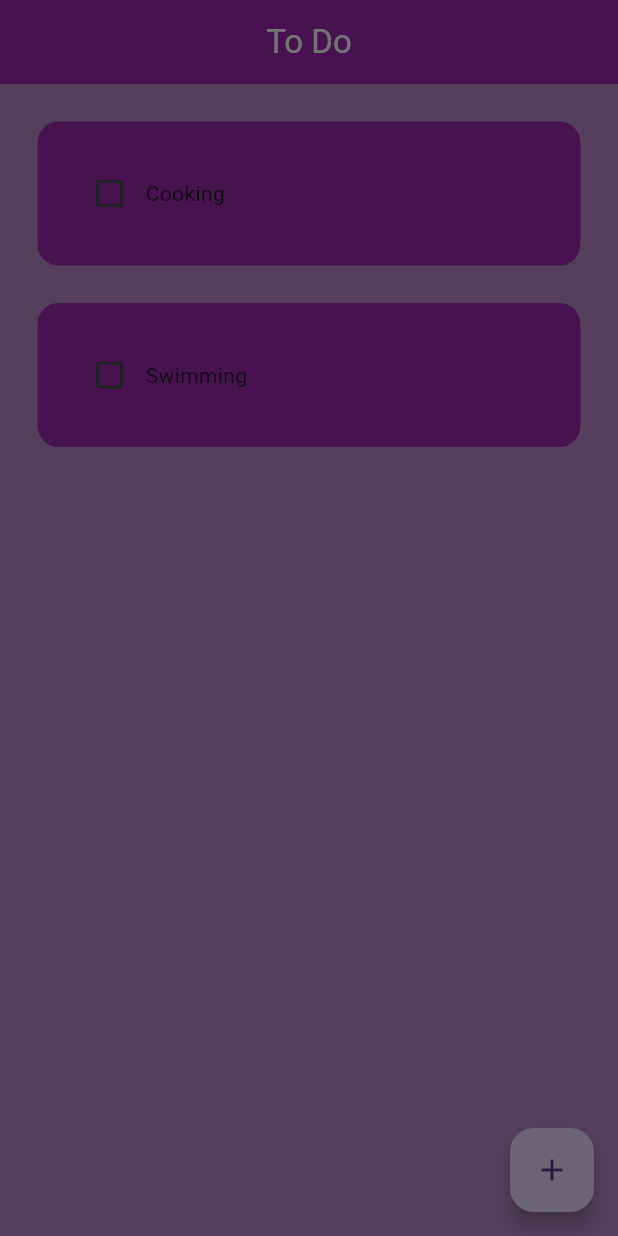
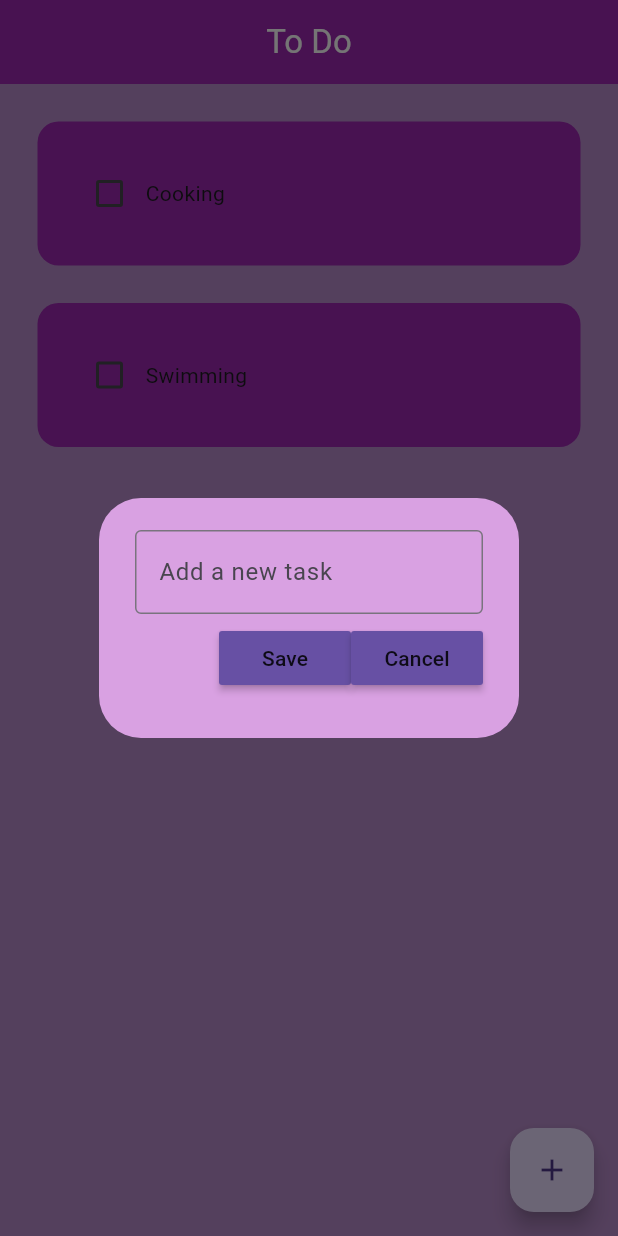
Before and after one commit to oishylea/Flutter-To-Do-List-App, a Flutter app: the screen it shows after launch, after a tap on the "add" icon, on a phone screen of 412 x 824 dp. Run offline on Flutter 3.47's test engine with Material 3 defaults, Android fonts, the phone set to English and light mode, and no system bars; our stand-ins replace device_preview.

Commit message:
add new task

```diff
--- a/ToDoApp/to_do_app/lib/pages/home_page.dart
+++ b/ToDoApp/to_do_app/lib/pages/home_page.dart
@@ -1,4 +1,5 @@
 import 'package:flutter/material.dart';
+import 'package:to_do_app/util/dialog_box.dart';
 import '../util/todo_tile.dart';
 
 class HomePage extends StatefulWidget {
@@ -25,8 +26,10 @@ class _HomePageState extends State<HomePage> {
   }
 
   void createNewTask(){
-    showDialog(context: context, builder: (context){
-      return AlertDialog();
+    showDialog(
+      context: context,
+      builder: (context){
+      return DialogBox();
     });
   }
 
--- a/ToDoApp/to_do_app/lib/util/dialog_box.dart
+++ b/ToDoApp/to_do_app/lib/util/dialog_box.dart
@@ -0,0 +1,38 @@
+import 'package:flutter/material.dart';
+import 'package:to_do_app/util/my_button.dart';
+
+class DialogBox extends StatelessWidget {
+  const DialogBox({super.key});
+
+  Widget build(BuildContext context){
+    return AlertDialog(
+      backgroundColor: Color.fromARGB(255, 217, 161, 226),
+      content: Container(
+        height: 120,
+        child: Column(
+          mainAxisAlignment: MainAxisAlignment.spaceEvenly,
+          children: [
+
+          TextField(
+            decoration: InputDecoration(border: OutlineInputBorder(),
+            hintText: "Add a new task"),
+          ),
+
+          Row(
+              mainAxisAlignment: MainAxisAlignment.end,
+              children: [
+
+              MyButton(text: "Save", onPressed: (){}),
+              MyButton(text: "Cancel", onPressed: (){}),
+
+
+
+          ],),
+        ],
+        )
+        ,),
+
+
+    );
+  }
+}
--- /dev/null
+++ b/ToDoApp/to_do_app/lib/util/my_button.dart
@@ -0,0 +1,22 @@
+import 'package:flutter/material.dart';
+
+class MyButton extends StatelessWidget{
+  final String text;
+  VoidCallback onPressed;
+
+
+  MyButton ({
+    super.key,
+    required this.text,
+    required this.onPressed,
+    });
+
+  @override
+  Widget build(BuildContext context) {
+    return MaterialButton(
+      onPressed: onPressed,
+      color: Theme.of(context).primaryColor,
+      child:  Text(text),
+    );
+  }
+}
```
